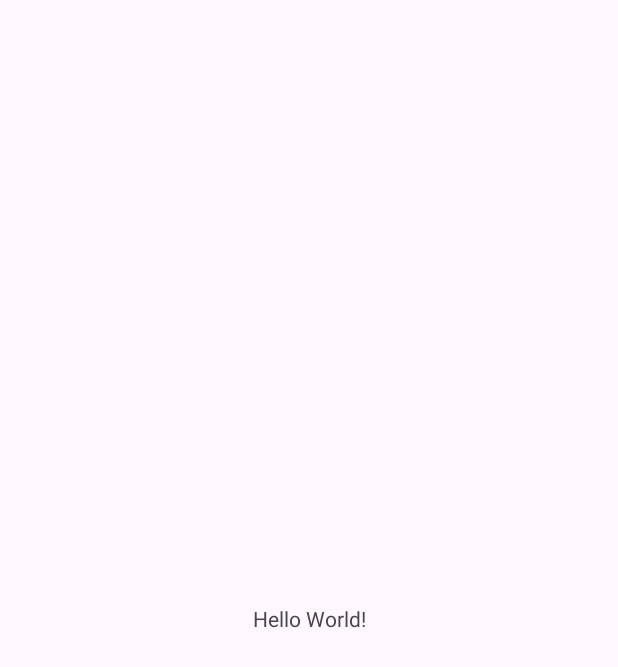
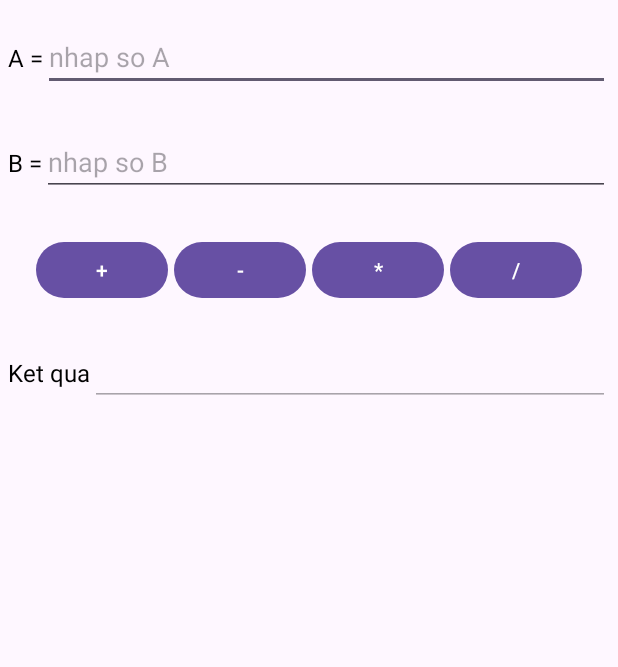
Before and after one commit to GoroCat/23TH2519-BtAndroid, an Android app: the screen it shows after launch (MainActivity), on a phone screen of 412 x 824 dp. Before the commit the part shown is almost empty. Shown: the top 667 px of the screen. Run offline under Robolectric (Android 15) with nearby library versions, the phone set to English and light mode, and no system bars.

Commit message:
update 1

```diff
--- a/Bt_TinhSo/app/src/main/java/com/example/bt_tinhso/MainActivity.java
+++ b/Bt_TinhSo/app/src/main/java/com/example/bt_tinhso/MainActivity.java
@@ -1,6 +1,7 @@
 package com.example.bt_tinhso;
 
 import android.os.Bundle;
+import android.view.View;
 
 import androidx.activity.EdgeToEdge;
 import androidx.appcompat.app.AppCompatActivity;
@@ -21,4 +22,17 @@ public class MainActivity extends AppCompatActivity {
             return insets;
         });
     }
+
+    public void XuLyCong(View v) {
+       findViewById(R.id.edtA);
+    }
+    public void XuLyTru(View v) {
+
+    }
+    public void XuLyNhan(View v) {
+
+    }
+    public void XuLyChia(View v) {
+
+    }
 }
--- a/Bt_TinhSo/app/src/main/res/layout/activity_main.xml
+++ b/Bt_TinhSo/app/src/main/res/layout/activity_main.xml
@@ -1,19 +1,108 @@
 <?xml version="1.0" encoding="utf-8"?>
-<androidx.constraintlayout.widget.ConstraintLayout xmlns:android="http://schemas.android.com/apk/res/android"
+<LinearLayout xmlns:android="http://schemas.android.com/apk/res/android"
     xmlns:app="http://schemas.android.com/apk/res-auto"
     xmlns:tools="http://schemas.android.com/tools"
     android:id="@+id/main"
     android:layout_width="match_parent"
     android:layout_height="match_parent"
-    tools:context=".MainActivity">
+    android:orientation="vertical"
+    tools:context=".MainActivity" >
 
-    <TextView
-        android:layout_width="wrap_content"
-        android:layout_height="wrap_content"
-        android:text="Hello World!"
-        app:layout_constraintBottom_toBottomOf="parent"
-        app:layout_constraintEnd_toEndOf="parent"
-        app:layout_constraintStart_toStartOf="parent"
-        app:layout_constraintTop_toTopOf="parent" />
+    <LinearLayout
+        android:layout_width="match_parent"
+        android:padding="5dp"
+        android:orientation="horizontal"
+        android:layout_marginTop="10dp"
+        android:layout_height="60dp">
+        <TextView
+            android:layout_width="wrap_content"
+            android:layout_height="wrap_content"
+            android:text="A ="
+            android:textSize="16dp"
+            android:textColor="@color/black"
+            tools:ignore="HardcodedText" />
+            <EditText
+                android:id="@+id/edtA"
+                android:layout_width="match_parent"
+                android:layout_height="wrap_content"
+                android:hint="nhap so A"
+                tools:ignore="HardcodedText" />
+    </LinearLayout>
+    <LinearLayout
+        android:layout_width="match_parent"
+        android:padding="5dp"
+        android:orientation="horizontal"
+        android:layout_marginTop="10dp"
+        android:layout_height="60dp">
+        <TextView
+            android:layout_width="wrap_content"
+            android:layout_height="wrap_content"
+            android:text="B ="
+            android:textSize="16dp"
+            android:textColor="@color/black"
+            tools:ignore="HardcodedText" />
+        <EditText
+            android:id="@+id/edtB"
+            android:layout_width="match_parent"
+            android:layout_height="wrap_content"
+            android:hint="nhap so B"
+            tools:ignore="HardcodedText" />
+    </LinearLayout>
+    <LinearLayout
+        android:layout_width="match_parent"
+        android:padding="5dp"
+        android:orientation="horizontal"
+        android:layout_marginTop="10dp"
+        android:layout_height="60dp"
+        android:gravity="center_horizontal">
 
-</androidx.constraintlayout.widget.ConstraintLayout>
+        <Button
+            android:id="@+id/btnCong"
+            android:layout_margin="2dp"
+            android:layout_width="wrap_content"
+            android:layout_height="wrap_content"
+            android:text="+"
+            android:onClick="XuLyCong"/>
+        <Button
+            android:id="@+id/btnTru"
+            android:layout_margin="2dp"
+            android:layout_width="wrap_content"
+            android:layout_height="wrap_content"
+            android:text="-"
+            android:onClick="XuLyTru"/>
+        <Button
+            android:id="@+id/btnNhan"
+            android:layout_margin="2dp"
+            android:layout_width="wrap_content"
+            android:layout_height="wrap_content"
+            android:text="*"
+            android:onClick="XuLyNhan"/>
+        <Button
+            android:id="@+id/btnChia"
+            android:layout_margin="2dp"
+            android:layout_width="wrap_content"
+            android:layout_height="wrap_content"
+            android:text="/"
+            android:onClick="XuLyChia"/>
+    </LinearLayout>
+    <LinearLayout
+        android:layout_width="match_parent"
+        android:padding="5dp"
+        android:orientation="horizontal"
+        android:layout_marginTop="10dp"
+        android:layout_height="60dp">
+        <TextView
+            android:layout_width="wrap_content"
+            android:layout_height="wrap_content"
+            android:text="Ket qua"
+            android:textSize="16dp"
+            android:textColor="@color/black"
+            tools:ignore="HardcodedText" />
+        <EditText
+            android:id="@+id/edtKetqua"
+            android:layout_width="match_parent"
+            android:layout_height="wrap_content"
+            tools:ignore="HardcodedText"
+            android:enabled="false"/>
+    </LinearLayout>
+</LinearLayout>
```
